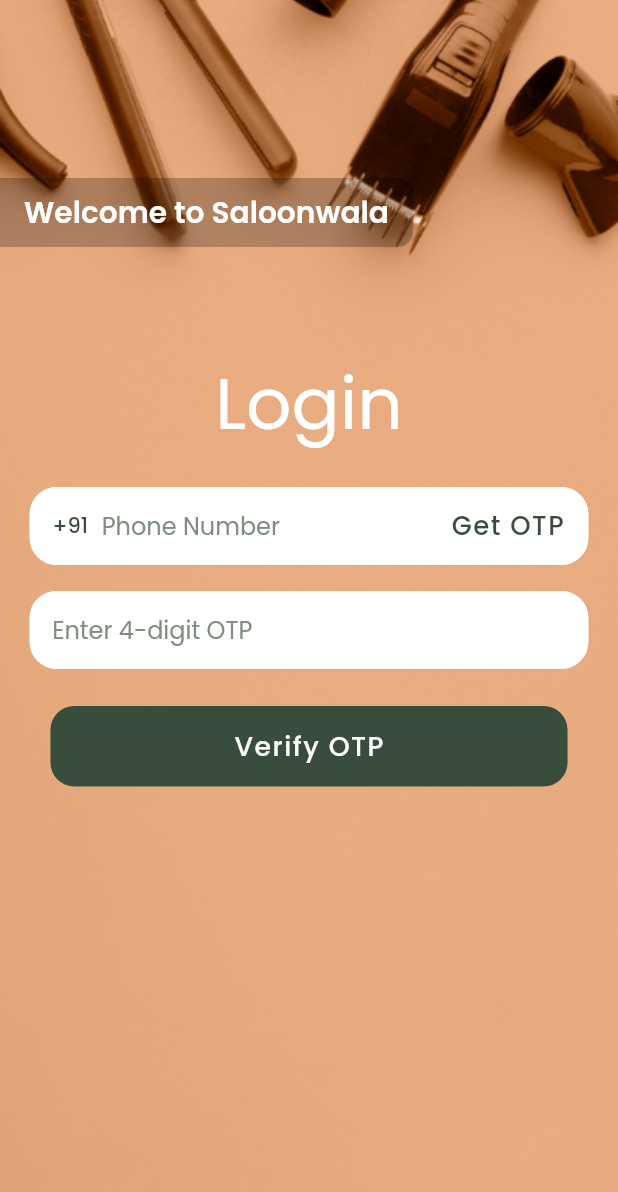
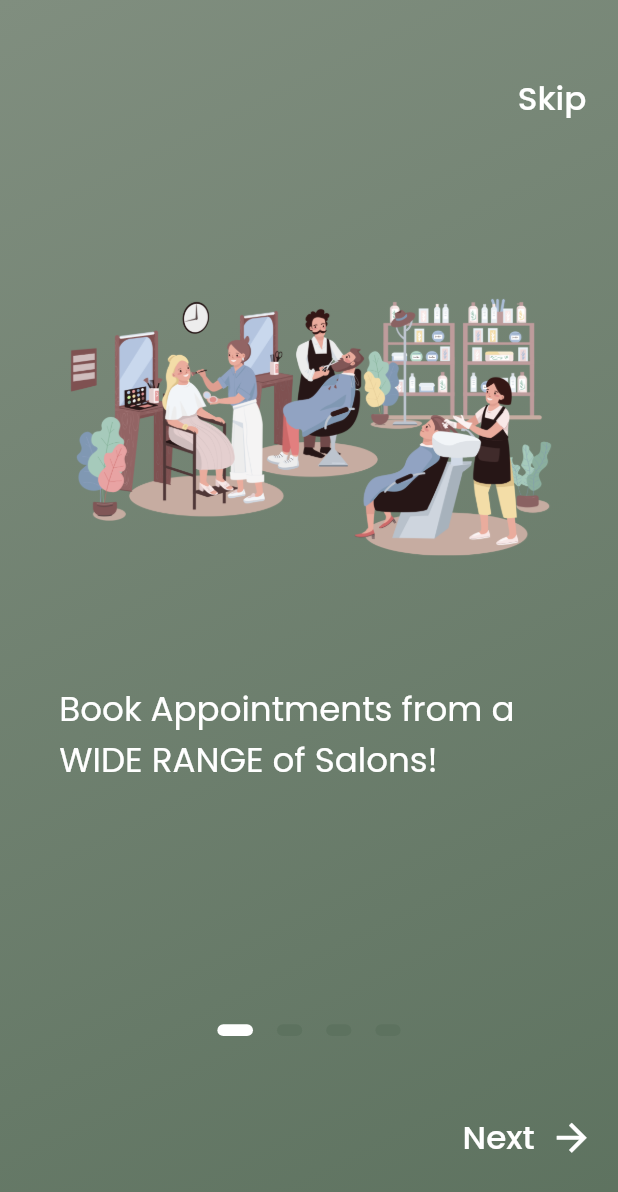
Before and after one commit to pawanjeswani-blitz/flutter_sample_app, a Flutter app: the screen it shows after launch, on a phone screen of 412 x 824 dp. Shown: the top 1192 px of the screen. Run offline on Flutter 3.47's test engine with Material 2 defaults, Android fonts, the phone set to English and light mode, and no system bars; our stand-ins replace cached_network_image, carousel_slider, connectivity, device_info, firebase_messaging, flutter_calendar_carousel and 11 more; accounts and stored records are empty.

```diff
--- a/lib/main.dart
+++ b/lib/main.dart
@@ -4,6 +4,7 @@
 import 'package:saloonwala_consumer/view/pages/edit_profile.dart';
 import 'package:saloonwala_consumer/view/pages/home_page.dart';
 import 'package:saloonwala_consumer/view/pages/login_page.dart';
+import 'package:saloonwala_consumer/view/pages/onboarding_screen.dart';
 import 'package:saloonwala_consumer/view/pages/personal_info.dart';
 import 'package:saloonwala_consumer/view/pages/ramndom_likes.dart';
 import 'package:saloonwala_consumer/view/pages/rating_screen.dart';
--- /dev/null
+++ b/lib/view/pages/onboarding_screen.dart
@@ -0,0 +1,325 @@
+import 'package:flutter/material.dart';
+import 'package:flutter/services.dart';
+import 'package:geolocator/geolocator.dart';
+import 'package:google_fonts/google_fonts.dart';
+import 'package:saloonwala_consumer/app/app_color.dart';
+import 'package:saloonwala_consumer/app/size_config.dart';
+
+class OnboardingScreen extends StatefulWidget {
+  @override
+  _OnboardingScreenState createState() => _OnboardingScreenState();
+}
+
+class _OnboardingScreenState extends State<OnboardingScreen> {
+  final int _numPages = 4; // No of Screens
+  final PageController _pageController = PageController(initialPage: 0);
+  int _currentPage = 0;
+  double defaultOverride;
+
+  @override
+  Widget build(BuildContext context) {
+    SizeConfig().init(context);
+    double defaultSize = SizeConfig.defaultSize;
+    defaultOverride = defaultSize;
+    // Scaffold creates a new annotated region to insert
+    return Scaffold(
+      body: AnnotatedRegion<SystemUiOverlayStyle>(
+        value: SystemUiOverlayStyle
+            .light, // Specifies a preference for the style of the safe area
+        child: Stack(
+          children: [
+            Container(
+              decoration: BoxDecoration(
+                // Mandatory for creating a gradient
+                gradient: LinearGradient(
+                  begin: Alignment.topLeft,
+                  end: Alignment.bottomRight,
+                  colors: [AppColor.PRIMARY_LIGHT, AppColor.PRIMARY_MEDIUM],
+                ),
+              ),
+              child: Padding(
+                padding: EdgeInsets.symmetric(
+                  vertical: defaultSize * 4.2,
+                ),
+                child: Column(
+                  crossAxisAlignment: CrossAxisAlignment.stretch,
+                  children: <Widget>[
+                    _currentPage == _numPages - 1
+                        ? Container()
+                        : Container(
+                            alignment: Alignment.centerRight,
+                            child: FlatButton(
+                              onPressed: () {
+                                _pageController.animateToPage(
+                                  3,
+                                  duration: Duration(milliseconds: 500),
+                                  curve: Curves.ease,
+                                ); // skip button event this navigates to the last page
+                              },
+                              child: Text(
+                                'Skip',
+                                style: GoogleFonts.poppins(
+                                  color: Colors.white,
+                                  fontSize: defaultSize * 2.2,
+                                ),
+                              ),
+                            ),
+                          ),
+                    Container(
+                      height: defaultSize * 60.0,
+                      child: PageView(
+                        // Creates a scrollable list that works page by page from an explicit [List] of widgets.
+                        physics:
+                            ClampingScrollPhysics(), // Creates scroll physics that prevent the scroll offset from exceeding the bounds of the content
+                        controller: _pageController,
+                        onPageChanged: (int page) {
+                          setState(() {
+                            _currentPage = page;
+                          }); // page state
+                        },
+                        children: <Widget>[
+                          Padding(
+                            padding: EdgeInsets.all(
+                              defaultSize * 4.0,
+                            ),
+                            child: Column(
+                              crossAxisAlignment: CrossAxisAlignment.start,
+                              children: <Widget>[
+                                Center(
+                                  child: Image(
+                                    image: AssetImage(
+                                      //Creates an object that fetches an image from an asset bundle FOR LOCAL IMAGES
+                                      'assets/images/onboarding-1.png',
+                                    ),
+                                    height: defaultSize * 30.0,
+                                    width: defaultSize * 50.0,
+                                  ),
+                                ),
+                                SizedBox(
+                                  height: defaultSize * 3.0,
+                                ), // Creates a fixed size box
+                                Text(
+                                  'Book Appointments from a \nWIDE RANGE of Salons!',
+                                  style: GoogleFonts.poppins(
+                                    fontSize: defaultSize * 2.3,
+                                    color: Colors.white,
+                                  ),
+                                ),
+                              ],
+                            ),
+                          ),
+                          Padding(
+                            padding: EdgeInsets.all(
+                              defaultSize * 4.0,
+                            ),
+                            child: Column(
+                              crossAxisAlignment: CrossAxisAlignment.start,
+                              children: <Widget>[
+                                Center(
+                                  child: Image(
+                                    image: AssetImage(
+                                      'assets/images/onboarding-2.png',
+                                    ),
+                                    height: defaultSize * 30.0,
+                                    width: defaultSize * 50.0,
+                                  ),
+                                ),
+                                SizedBox(
+                                  height: defaultSize * 3.0,
+                                ),
+                                Text(
+                                  'Book Appointment as \nINDIVIDUAL or PACKAGE service!',
+                                  style: GoogleFonts.poppins(
+                                    fontSize: defaultSize * 2.3,
+                                    color: Colors.white,
+                                  ),
+                                ),
+                              ],
+                            ),
+                          ),
+                          Padding(
+                            padding: EdgeInsets.all(
+                              defaultSize * 4.0,
+                            ),
+                            child: Column(
+                              crossAxisAlignment: CrossAxisAlignment.start,
+                              children: <Widget>[
+                                Center(
+                                  child: Image(
+                                    image: AssetImage(
+                                      'assets/images/onboarding-3.png',
+                                    ),
+                                    height: defaultSize * 30.0,
+                                    width: defaultSize * 50.0,
+                                  ),
+                                ),
+                                SizedBox(
+                                  height: defaultSize * 3.0,
+                                ),
+                                Text(
+                                  'Book Appointments \nthe EASY WAY now!',
+                                  style: GoogleFonts.poppins(
+                                    fontSize: defaultSize * 2.3,
+                                    color: Colors.white,
+                                  ),
+                                ),
+                              ],
+                            ),
+                          ),
+                          Padding(
+                            padding: EdgeInsets.only(
+                              left: defaultSize * 4.0,
+                              right: defaultSize * 4.0,
+                              top: defaultSize * 6.5,
+                            ),
+                            child: Column(
+                              crossAxisAlignment: CrossAxisAlignment.start,
+                              children: <Widget>[
+                                Center(
+                                  child: Image(
+                                    image: AssetImage(
+                                      'assets/images/loc-pin.png',
+                                    ),
+                                    height: defaultSize * 30.0,
+                                    width: defaultSize * 50.0,
+                                  ),
+                                ),
+                                SizedBox(
+                                  height: defaultSize * 3.0,
+                                ),
+                                Center(
+                                  child: Text(
+                                    'Hi, nice to meet you!',
+                                    style: GoogleFonts.poppins(
+                                      fontSize: defaultSize * 2.3,
+                                      color: Colors.white,
+                                    ),
+                                  ),
+                                ),
+                                Center(
+                                  child: Text(
+                                    'Set your location to start exploring\nsalons near you ',
+                                    style: GoogleFonts.poppins(
+                                        fontSize: defaultSize * 1.75,
+                                        color: Colors.grey[100],
+                                        fontWeight: FontWeight.w400),
+                                  ),
+                                ),
+                              ],
+                            ),
+                          ),
+                        ],
+                      ),
+                    ),
+                    Row(
+                      mainAxisAlignment: MainAxisAlignment.center,
+                      children: _buildPageIndicator(),
+                    ),
+                    _currentPage != _numPages - 1
+                        ? Expanded(
+                            //Creates a widget that expands a child of a [Row], [Column], or [Flex] so that the child fills the available space along the flex widget's main axis.
+                            child: Align(
+                              alignment: FractionalOffset.bottomRight,
+                              child: FlatButton(
+                                onPressed: () {
+                                  _pageController.nextPage(
+                                    duration: Duration(milliseconds: 500),
+                                    curve: Curves.ease,
+                                  );
+                                },
+                                child: Row(
+                                  mainAxisAlignment: MainAxisAlignment.center,
+                                  mainAxisSize: MainAxisSize.min,
+                                  children: <Widget>[
+                                    Text(
+                                      'Next',
+                                      style: GoogleFonts.poppins(
+                                        color: Colors.white,
+                                        fontSize: defaultSize * 2.2,
+                                      ),
+                                    ),
+                                    SizedBox(
+                                      width: defaultSize * 1.0,
+                                    ),
+                                    Icon(
+                                      Icons.arrow_forward,
+                                      color: Colors.white,
+                                      size: defaultSize * 3.0,
+                                    ),
+                                  ],
+                                ),
+                              ),
+                            ),
+                          )
+                        : Text(''),
+                  ],
+                ),
+              ),
+            ),
+          ],
+        ),
+      ),
+      bottomSheet: _currentPage ==
+              _numPages -
+                  1 //A bottom sheet remains visible even when the user interacts with other parts of the app.
+          ? Container(
+              height: defaultSize * 8.1,
+              width: double.infinity,
+              color: AppColor.PRIMARY_DARK,
+              child: GestureDetector(
+                onTap: () async {
+                  // LocationPermission permission =
+                  //     await Geolocator.requestPermission();
+                  // await Geolocator.openLocationSettings();
+                  // await Geolocator.openAppSettings();
+                  // LocationPermission permission =
+                  //     await Geolocator.checkPermission();
+                  // print(permission);
+                  // if(permission == LocationPermission.whileInUse){
+
+                  // }
+                  Navigator.pushNamedAndRemoveUntil(
+                      context, "/login", (r) => false);
+                },
+                child: Center(
+                  child: Padding(
+                    padding: EdgeInsets.only(bottom: 0),
+                    child: Text(
+                      'Get started',
+                      style: TextStyle(
+                        color: Colors.white,
+                        fontSize: defaultSize * 2.1,
+                        fontWeight: FontWeight.bold,
+                      ),
+                    ),
+                  ),
+                ),
+              ),
+            )
+          : Text(''),
+    );
+  }
+
+  List<Widget> _buildPageIndicator() {
+    List<Widget> list = [];
+    for (int i = 0; i < _numPages; i++) {
+      list.add(i == _currentPage ? _indicator(true) : _indicator(false));
+    }
+    return list;
+  }
+
+  Widget _indicator(bool isActive) {
+    return AnimatedContainer(
+      duration: Duration(milliseconds: 150),
+      margin: EdgeInsets.symmetric(horizontal: 8.0),
+      height: defaultOverride * 0.8, // Slider Indicator height
+      width: isActive
+          ? defaultOverride * 2.4
+          : defaultOverride * 1.7, // Slider Indicator width
+      decoration: BoxDecoration(
+        color: isActive ? Colors.white : AppColor.PRIMARY_MEDIUM,
+        borderRadius: BorderRadius.all(Radius.circular(12)),
+      ),
+    );
+  }
+}
```
Also changed, not shown: lib/view/pages/bottom_navbar.dart (+24 -0 lines), lib/view/pages/edit_profile.dart (+61 -3 lines), lib/view/pages/single_salon_data.dart (+17 -9 lines), lib/view/pages/splash_page.dart (+7 -4 lines), assets/images/loc-pin.png (added), assets/images/onboarding-1.png (added), assets/images/onboarding-2.png (added), assets/images/onboarding-3.png (added), 47 other files.
